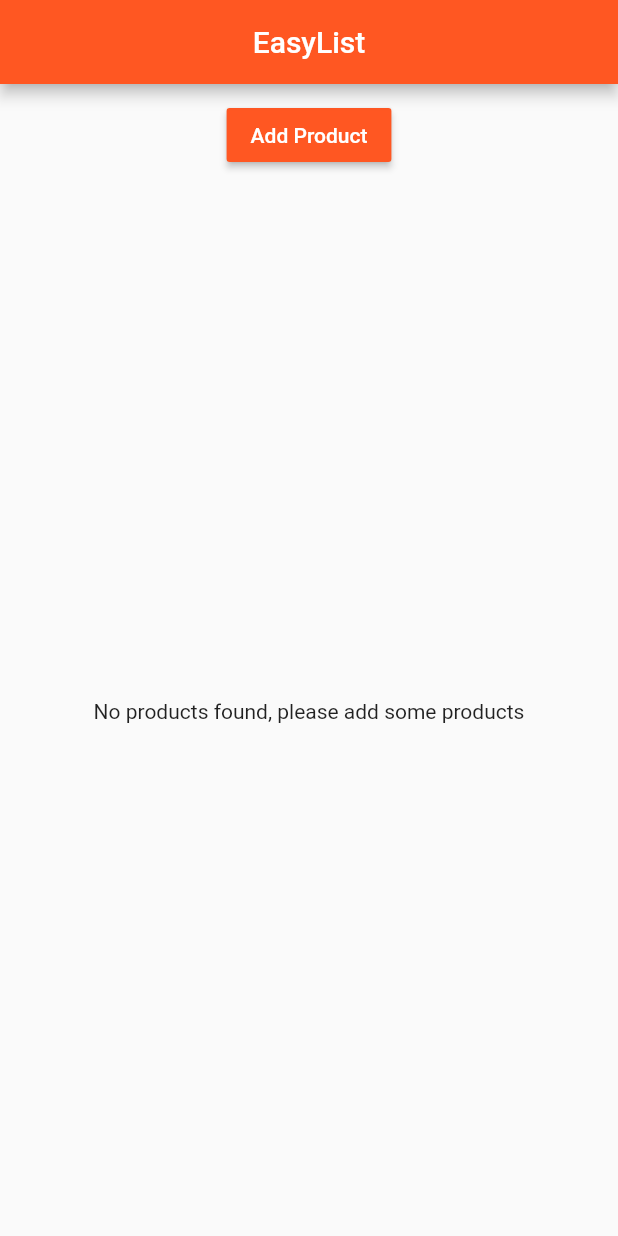
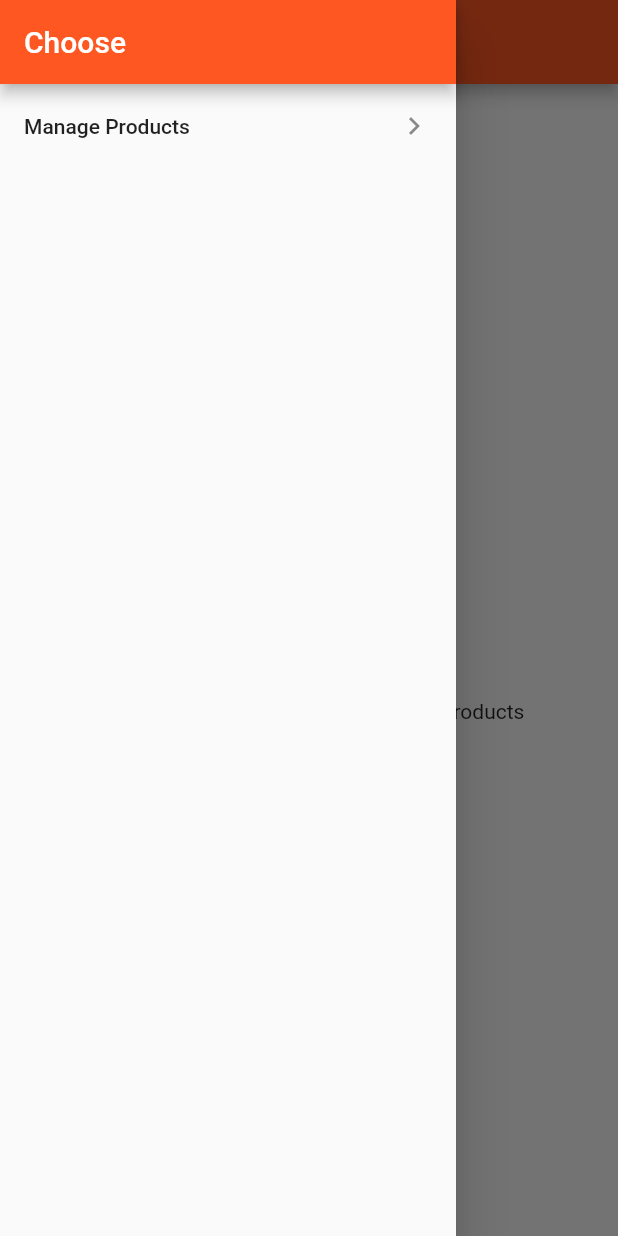
Before and after one commit to thealteria/EasyList, a Flutter app: the screen it shows after launch, with the side drawer open (before the commit the screen has no drawer), on a phone screen of 412 x 824 dp. Run offline on Flutter 3.47's test engine with Material 2 defaults, Android fonts, the phone set to English and light mode, and no system bars; our stand-ins replace toast.

Commit message:
pages routing methods updated

```diff
--- a/lib/main.dart
+++ b/lib/main.dart
@@ -1,14 +1,71 @@
+import 'package:easylist/pages/home.dart';
 import 'package:flutter/material.dart';
 import './pages/home.dart';
+import './pages/products_admin.dart';
+import './pages/product_page.dart';
 
 void main() {
-  runApp(
-    new MaterialApp(
+  runApp(MyApp());
+}
+
+class MyApp extends StatefulWidget {
+  @override
+  _MyAppState createState() => _MyAppState();
+}
+
+class _MyAppState extends State<MyApp> {
+  List<Map<String, String>> _products = [];
+
+  void _addProducts(Map<String, String> product) {
+    setState(() {
+      _products.add(product);
+      // Toast.show("$product added", context);
+    });
+  }
+
+  void _deleteProducts(int index) {
+    setState(() {
+      _products.removeAt(index);
+    });
+  }
+
+  @override
+  Widget build(BuildContext context) {
+    return new MaterialApp(
       title: "EasyList",
       debugShowCheckedModeBanner: false,
       theme: ThemeData(
           primarySwatch: Colors.deepOrange, accentColor: Colors.deepPurple),
-      home: new Home(),
-    ),
-  );
+      // home: new HomePage(),
+      routes: {
+        "/": (context) => HomePage(_products, _addProducts, _deleteProducts),
+        /* "/" => reserved name for home page, just like "home: " argument and both
+        won't work together */
+        "/admin": (context) => ProductsAdmin(),
+      },
+      onGenerateRoute: (RouteSettings settings) {
+        final List<String> pathElements = settings.name.split("/");
+        if (pathElements[0] != "") {
+          return null;
+        }
+        if (pathElements[1] == "product") {
+          final int index = int.parse(pathElements[2]);
+
+          return MaterialPageRoute<bool>(
+            builder: (context) => ProductPage(
+                  _products[index]['title'],
+                  _products[index]['image'],
+                ),
+          );
+        }
+        return null;
+      },
+      onUnknownRoute: (RouteSettings settings) {
+        return MaterialPageRoute(
+          builder: (context) =>
+              HomePage(_products, _addProducts, _deleteProducts),
+        );
+      },
+    );
+  }
 }
--- a/lib/pages/home.dart
+++ b/lib/pages/home.dart
@@ -1,15 +1,38 @@
 import 'package:flutter/material.dart';
 import '../products/product_manager.dart';
 
-class Home extends StatelessWidget {
+class HomePage extends StatelessWidget {
+  final List<Map<String, String>> products;
+  final Function addProducts;
+  final Function deleteProducts;
+
+  HomePage(this.products, this.addProducts, this.deleteProducts);
   @override
   Widget build(BuildContext context) {
     return Scaffold(
+      drawer: Drawer(
+        child: Column(
+          children: <Widget>[
+            AppBar(
+              automaticallyImplyLeading: false,
+              title: Text("Choose"),
+            ),
+            ListTile(
+              trailing: Icon(Icons.keyboard_arrow_right),
+              title: Text("Manage Products"),
+              onTap: () {
+                Navigator.pushReplacementNamed(context, "/admin");
+              },
+            ),
+          ],
+        ),
+      ),
       appBar: AppBar(
         title: Text("EasyList"),
         centerTitle: true,
       ),
-      body: ProductManager(), //startingProduct: 'Food tester',
+      body: ProductManager(products, addProducts,
+          deleteProducts), //startingProduct: 'Food tester',
     );
   }
 }
--- a/lib/products/product_manager.dart
+++ b/lib/products/product_manager.dart
@@ -2,17 +2,23 @@ import 'package:flutter/material.dart';
 import './products.dart';
 import './product_control.dart';
 
-class ProductManager extends StatefulWidget {
-  final Map<String, String> startingProduct;
+class ProductManager extends StatelessWidget {
+  final List<Map<String, String>> products;
+  final Function addProducts;
+  final Function deleteProducts;
 
-  ProductManager({this.startingProduct}) {
-    /**
+  ProductManager(this.products, this.addProducts, this.deleteProducts);
+
+  // final Map<String, String> startingProduct;
+
+  // ProductManager({this.startingProduct}) {
+  /*
      * Constructor(argument) => positional argument
      * {argument} => named argument. Also this makes it an optional argument
      * ex: textColor: Colors.white
      */
-    print('[ProductManager widget] constructor');
-  }
+  //   print('[ProductManager widget] constructor');
+  // }
 
   /*
    * "_name" => class or var only use i =n that file and don't want anyone to import the class or directly
@@ -20,15 +26,15 @@ class ProductManager extends StatefulWidget {
    *            If you don't want to directly access to these methods
    */
 
-  @override
-  State<StatefulWidget> createState() {
-    print('[ProductManager widget] createState');
-    return _ProductManagerState();
-  }
-}
+//   @override
+//   State<StatefulWidget> createState() {
+//     print('[ProductManager widget] createState');
+//     return _ProductManagerState();
+//   }
+// }
 
-class _ProductManagerState extends State<ProductManager> {
-  List<Map<String, String>> _products = [];
+// class _ProductManagerState extends State<ProductManager> {
+//   List<Map<String, String>> _products = [];
   /*
    * final => can't give a new value to the var but add or update the var
    ex: final int age = 4;
@@ -55,32 +61,32 @@ class _ProductManagerState extends State<ProductManager> {
                    property.
    */
 
-  @override
-  void initState() {
-    //execute when the state is created | initeState runs before build runs
-    super.initState();
+  // @override
+  // void initState() {
+  //   //execute when the state is created | initeState runs before build runs
+  //   super.initState();
 
-    if (widget.startingProduct != null) {
-      print('[ProductManager widget] initState');
-      _products.add(widget.startingProduct);
-    }
-    /**
+  //   if (widget.startingProduct != null) {
+  //     print('[ProductManager widget] initState');
+  //     _products.add(widget.startingProduct);
+  //   }
+  /*
      * widget allows to access the properties of parent widget, like startingProduct
      */
-  }
+  // }
 
-  void _addProducts(Map<String, String> product) {
-    setState(() {
-      _products.add(product);
-      // Toast.show("$product added", context);
-    });
-  }
+  // void _addProducts(Map<String, String> product) {
+  //   setState(() {
+  //     _products.add(product);
+  //     // Toast.show("$product added", context);
+  //   });
+  // }
 
-  void _deleteProducts(int index) {
-    setState(() {
-      _products.removeAt(index);
-    });
-  }
+  // void _deleteProducts(int index) {
+  //   setState(() {
+  //     _products.removeAt(index);
+  //   });
+  // }
 
   @override
   Widget build(BuildContext context) {
@@ -89,10 +95,10 @@ class _ProductManagerState extends State<ProductManager> {
       children: <Widget>[
         Container(
           margin: EdgeInsets.all(10.0),
-          child: ProductControl(_addProducts), //add products button
+          child: ProductControl(addProducts), //add products button
         ),
         Expanded(
-          child: Product(_products, deleteProduct: _deleteProducts), //products
+          child: Product(products, deleteProduct: deleteProducts), //products
         ),
       ],
     );
```
Also changed, not shown: lib/pages/auth.dart (added, +25 -0 lines), lib/pages/product_create.dart (added, +22 -0 lines), lib/pages/product_list.dart (added, +10 -0 lines), lib/pages/product_page.dart (+30 -4 lines), lib/pages/products_admin.dart (added, +54 -0 lines), lib/products/products.dart (+4 -10 lines).
